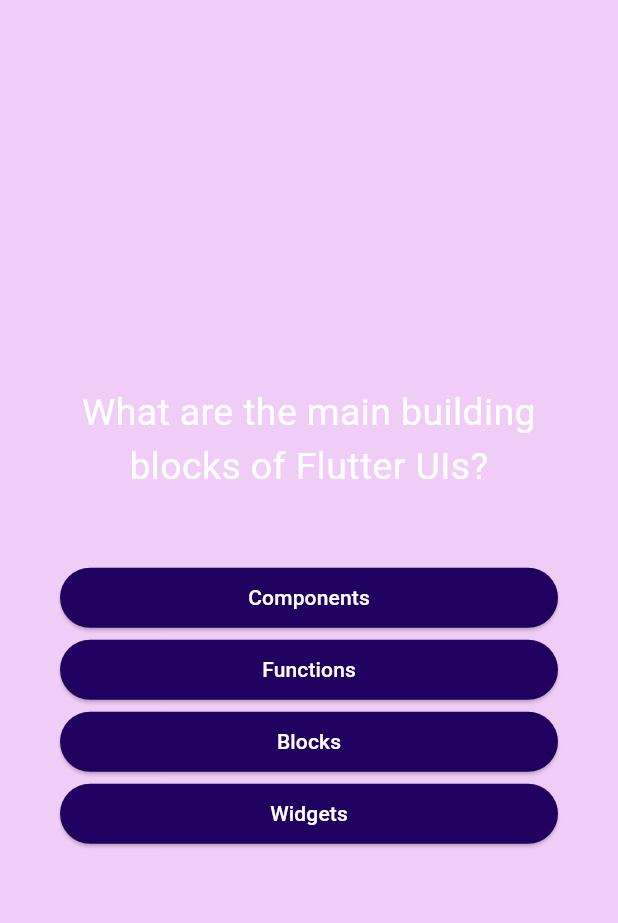
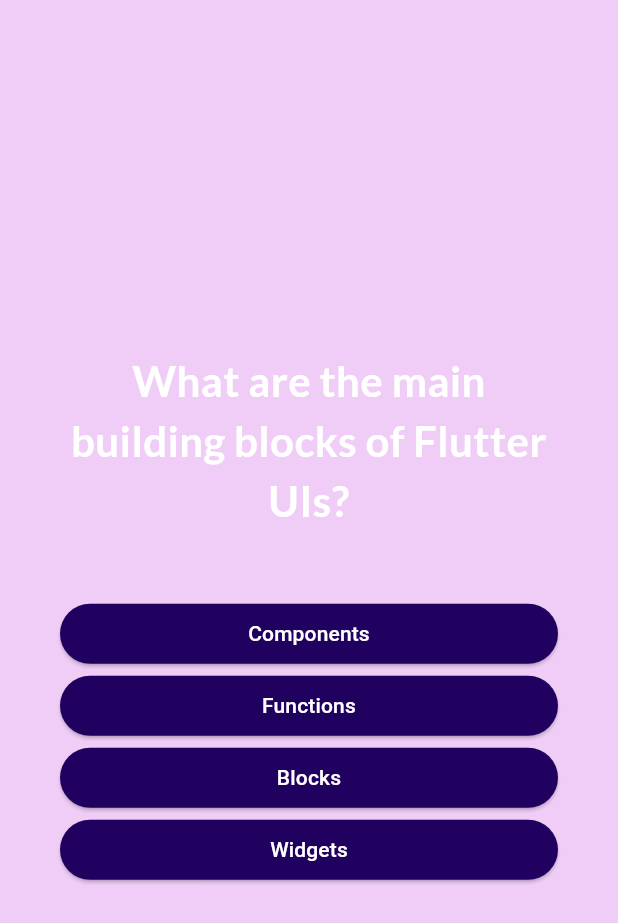
Before and after one commit to Aarush-Parashar/quiz_app_flutter, a Flutter app: the QuestionScreen screen opened directly, on a phone screen of 412 x 824 dp. Shown: the top 923 px of the screen. Run offline on Flutter 3.47's test engine with Material 3 defaults, Android fonts, the phone set to English and light mode, and no system bars; our stand-ins replace google_fonts.

Commit message:
added changing questions

```diff
--- a/lib/answer_button.dart
+++ b/lib/answer_button.dart
@@ -11,13 +11,17 @@ class AnswerButton extends StatelessWidget {
     return ElevatedButton(
       onPressed: onTap,
       style: ElevatedButton.styleFrom(
-          backgroundColor: const Color.fromARGB(255, 33, 1, 95),
-          foregroundColor: Colors.white,
-          padding: const EdgeInsets.symmetric(
-            vertical: 10,
-            horizontal: 40,
-          )),
-      child: Text(answerText),
+        backgroundColor: const Color.fromARGB(255, 33, 1, 95),
+        foregroundColor: Colors.white,
+        padding: const EdgeInsets.symmetric(
+          vertical: 10,
+          horizontal: 40,
+        ),
+      ),
+      child: Text(
+        answerText,
+        textAlign: TextAlign.center,
+      ),
     );
   }
 }
--- a/lib/screens/question_screen.dart
+++ b/lib/screens/question_screen.dart
@@ -1,6 +1,7 @@
 import 'package:flutter/material.dart';
 import 'package:quiz/answer_button.dart';
 import 'package:quiz/data/questions.dart';
+import 'package:google_fonts/google_fonts.dart';
 
 class QuestionScreen extends StatefulWidget {
   const QuestionScreen({super.key});
@@ -10,9 +11,15 @@ class QuestionScreen extends StatefulWidget {
 }
 
 class _QuestionScreenState extends State<QuestionScreen> {
+  var currentQuestionIndex = 0;
+
+  void answerQuestion() {
+    currentQuestionIndex++;
+  }
+
   @override
   Widget build(BuildContext context) {
-    final currentQuestion = questions[0];
+    final currentQuestion = questions[currentQuestionIndex];
     return Scaffold(
       backgroundColor: const Color.fromARGB(54, 186, 18, 216),
       body: SizedBox(
@@ -26,14 +33,18 @@ class _QuestionScreenState extends State<QuestionScreen> {
               Text(
                 currentQuestion.question,
                 textAlign: TextAlign.center,
-                style: const TextStyle(
-                  fontSize: 25,
-                  color: Colors.white,
-                ),
+                style: GoogleFonts.lato(
+                    color: Colors.white,
+                    fontSize: 28,
+                    fontWeight: FontWeight.bold),
               ),
               const SizedBox(height: 45),
               ...currentQuestion.getShuffledAnswers().map((answers) {
-                return AnswerButton(answers, () {});
+                return AnswerButton(answers, () {
+                  setState(() {
+                    answerQuestion();
+                  });
+                });
               }),
             ],
           ),
--- a/lib/screens/quiz.dart
+++ b/lib/screens/quiz.dart
@@ -10,7 +10,7 @@ class QuizApp extends StatefulWidget {
 }
 
 class _QuizAppState extends State<QuizApp> {
-  var activeScreen = 'questions-screen';
+  var activeScreen = 'home-screen';
 
   void switchScreen() {
     setState(() {
@@ -32,7 +32,7 @@ class _QuizAppState extends State<QuizApp> {
           begin: Alignment.topLeft,
           end: Alignment.bottomLeft,
         )),
-        child: activeScreen == 'start-screen'
+        child: activeScreen == 'home-screen'
             ? HomeScreen(switchScreen)
             : const QuestionScreen(),
       ),
```
Also changed, not shown: lib/screens/home_screen.dart (+7 -8 lines), pubspec.yaml (+4 -11 lines), pubspec.lock, 1 other file.
